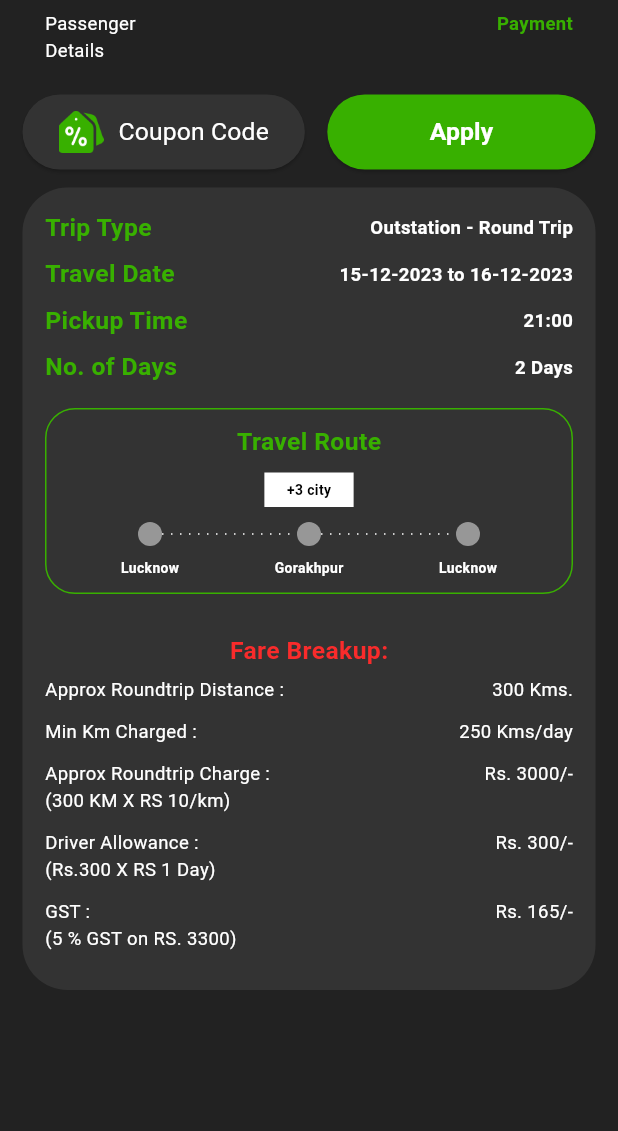
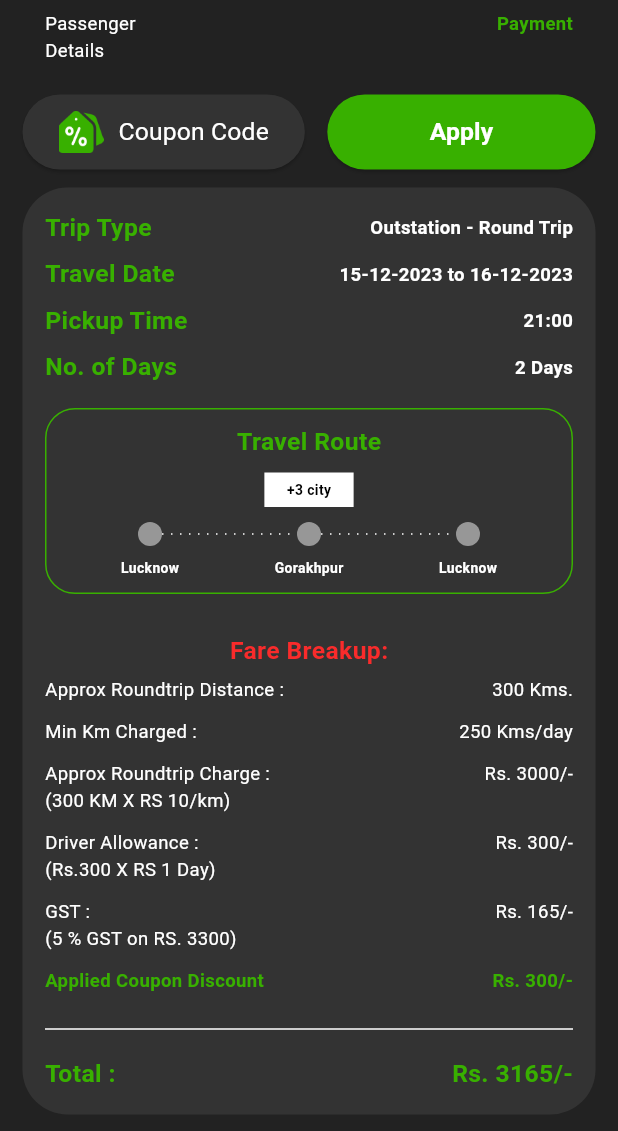
Before and after one commit to MohammedGhazaly/yatri_task, a Flutter app: the PaymentView screen opened by its route, on a phone screen of 412 x 824 dp, the part 105-1236 px from its top. Run offline on Flutter 3.47's test engine with Material 3 defaults, Android fonts, the phone set to English and light mode, and no system bars; drawn by our look-alikes of easy_stepper; our stand-ins replace flutter_svg.

Commit message:
Finished applied coupon discount and total widgets

```diff
--- a/lib/features/payment/view/widgets/trip_details_section.dart
+++ b/lib/features/payment/view/widgets/trip_details_section.dart
@@ -67,6 +67,48 @@ class TripDetailsSection extends StatelessWidget {
           SizedBox(
             height: 10,
           ),
+          Row(
+            mainAxisAlignment: MainAxisAlignment.spaceBetween,
+            children: [
+              Text(
+                "Applied Coupon Discount",
+                style: AppStyle.getTextStyleBold12(context).copyWith(
+                  color: AppColors.primaryColor,
+                ),
+              ),
+              Text(
+                "Rs. 300/-",
+                style: AppStyle.getTextStyleBold12(context).copyWith(
+                  color: AppColors.primaryColor,
+                ),
+              )
+            ],
+          ),
+          SizedBox(
+            height: 15,
+          ),
+          Divider(
+            thickness: 1,
+            color: Colors.white,
+          ),
+          SizedBox(
+            height: 10,
+          ),
+          Row(
+            mainAxisAlignment: MainAxisAlignment.spaceBetween,
+            children: [
+              Text(
+                "Total :",
+                style: AppStyle.getTextStyleBold16(context)
+                    .copyWith(color: AppColors.primaryColor),
+              ),
+              Text(
+                "Rs. 3165/-",
+                style: AppStyle.getTextStyleBold16(context)
+                    .copyWith(color: AppColors.primaryColor),
+              ),
+            ],
+          )
         ],
       ),
     );
```
